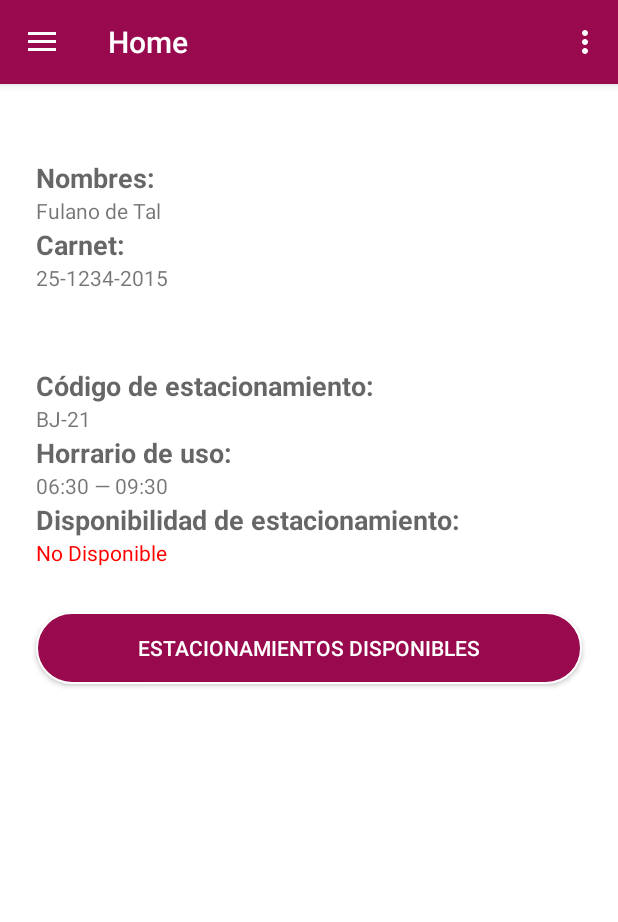
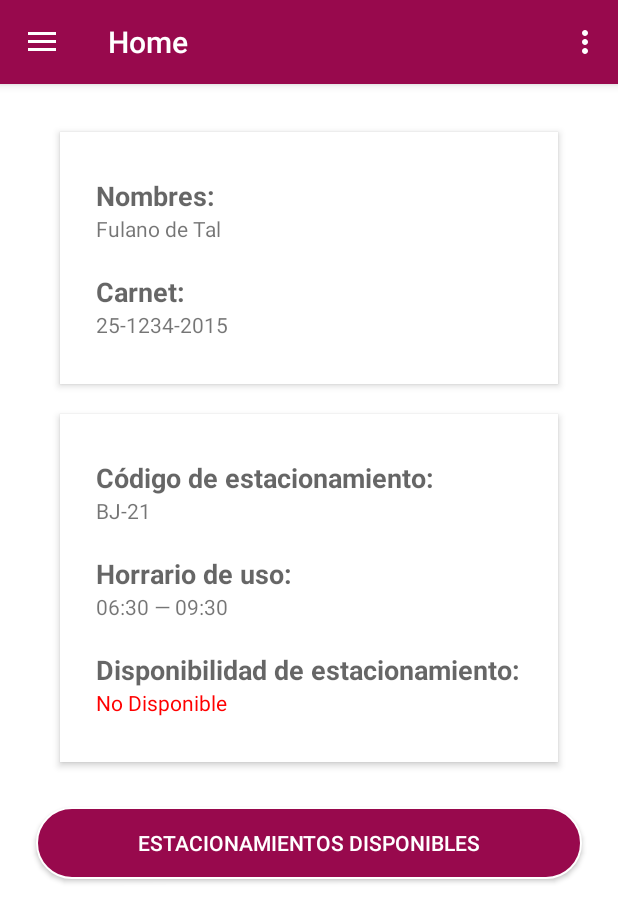
Before and after one commit to DesKevinMendez/control-estacionamiento-utec-android, an Android app: the HomeFragment screen opened directly, with no data from a screen before it, on a phone screen of 412 x 824 dp. Shown: the top 922 px of the screen. Run offline under Robolectric (Android 15) with nearby library versions, the phone set to English and light mode, and no system bars; our stand-ins replace navigation-ui.

Commit message:
Se mejoro el aspecto de las descripciones

```diff
--- a/app/src/main/res/layout/fragment_home.xml
+++ b/app/src/main/res/layout/fragment_home.xml
@@ -5,37 +5,48 @@
     android:background="#FFFFFF"
     android:layout_height="match_parent">
 
+    <LinearLayout
+        android:id="@+id/llUser"
+        android:layout_width="match_parent"
+        android:layout_height="wrap_content"
+        android:layout_marginLeft="40dp"
+
+        android:layout_marginTop="32dp"
+        android:layout_marginRight="40dp"
+        android:background="#FFFFFF"
+        android:elevation="3dp"
+        android:ems="10"
+        android:orientation="vertical"
+
+        app:layout_constraintEnd_toEndOf="parent"
+        app:layout_constraintStart_toStartOf="parent"
+        app:layout_constraintTop_toTopOf="parent">
+
         <TextView
             android:id="@+id/tvNameTitle"
-        android:layout_width="0dp"
+            android:layout_width="wrap_content"
             android:layout_height="wrap_content"
             android:layout_marginStart="24dp"
-        android:layout_marginTop="50dp"
+            android:layout_marginTop="30dp"
             android:layout_marginEnd="24dp"
 
             android:text="@string/name_title"
             android:textAppearance="@style/TextAppearance.AppCompat.Medium"
-        android:textStyle="bold"
-        app:layout_constraintEnd_toEndOf="parent"
-        app:layout_constraintStart_toStartOf="parent"
-        app:layout_constraintTop_toTopOf="parent" />
+            android:textStyle="bold" />
 
         <TextView
             android:id="@+id/tvName"
-        android:layout_width="0dp"
+            android:layout_width="wrap_content"
             android:layout_height="wrap_content"
             android:layout_marginStart="24dp"
             android:layout_marginEnd="24dp"
 
             android:text="@string/name_user"
-        android:textAppearance="@style/TextAppearance.AppCompat.Small"
-        app:layout_constraintEnd_toEndOf="parent"
-        app:layout_constraintStart_toStartOf="parent"
-        app:layout_constraintTop_toBottomOf="@+id/tvNameTitle" />
+            android:textAppearance="@style/TextAppearance.AppCompat.Small" />
 
         <TextView
             android:id="@+id/tvCarnetTitle"
-        android:layout_width="0dp"
+            android:layout_width="wrap_content"
             android:layout_height="wrap_content"
             android:layout_marginStart="24dp"
             android:layout_marginTop="20dp"
@@ -43,55 +54,62 @@
 
             android:text="@string/carne_title"
             android:textAppearance="@style/TextAppearance.AppCompat.Medium"
-        android:textStyle="bold"
-        app:layout_constraintEnd_toEndOf="parent"
-        app:layout_constraintStart_toStartOf="parent"
-        app:layout_constraintTop_toTopOf="@id/tvName" />
+            android:textStyle="bold" />
 
         <TextView
             android:id="@+id/tvCarnet"
-        android:layout_width="0dp"
+            android:layout_width="wrap_content"
             android:layout_height="wrap_content"
             android:layout_marginStart="24dp"
-        android:layout_marginEnd="24dp"
+            android:layout_marginBottom="30dp"
 
             android:text="@string/carne"
-        android:textAppearance="@style/TextAppearance.AppCompat.Small"
+            android:textAppearance="@style/TextAppearance.AppCompat.Small" />
+
+    </LinearLayout>
+
+    <LinearLayout
+        android:id="@+id/llDescription"
+        android:layout_width="match_parent"
+        android:layout_height="wrap_content"
+        android:layout_marginLeft="40dp"
+
+        android:layout_marginTop="20dp"
+        android:layout_marginRight="40dp"
+        android:background="#FFFFFF"
+        android:elevation="3dp"
+        android:ems="10"
+        android:orientation="vertical"
+
         app:layout_constraintEnd_toEndOf="parent"
         app:layout_constraintStart_toStartOf="parent"
-        app:layout_constraintTop_toBottomOf="@+id/tvCarnetTitle" />
+        app:layout_constraintTop_toBottomOf="@+id/llUser">
 
         <TextView
             android:id="@+id/tvCodeStation"
-        android:layout_width="0dp"
+            android:layout_width="wrap_content"
             android:layout_height="wrap_content"
-        android:layout_marginTop="50dp"
             android:layout_marginStart="24dp"
+            android:layout_marginTop="30dp"
             android:layout_marginEnd="24dp"
 
             android:text="@string/station_code"
             android:textAppearance="@style/TextAppearance.AppCompat.Medium"
-        android:textStyle="bold"
-        app:layout_constraintEnd_toEndOf="parent"
-        app:layout_constraintStart_toStartOf="parent"
-        app:layout_constraintTop_toBottomOf="@+id/tvCarnet" />
+            android:textStyle="bold" />
 
         <TextView
             android:id="@+id/tvCode"
-        android:layout_width="0dp"
+            android:layout_width="wrap_content"
             android:layout_height="wrap_content"
             android:layout_marginStart="24dp"
             android:layout_marginEnd="24dp"
 
             android:text="@string/code"
-        android:textAppearance="@style/TextAppearance.AppCompat.Small"
-        app:layout_constraintEnd_toEndOf="parent"
-        app:layout_constraintStart_toStartOf="parent"
-        app:layout_constraintTop_toBottomOf="@+id/tvCodeStation" />
+            android:textAppearance="@style/TextAppearance.AppCompat.Small" />
 
         <TextView
             android:id="@+id/tvScheduleUse"
-        android:layout_width="0dp"
+            android:layout_width="wrap_content"
             android:layout_height="wrap_content"
             android:layout_marginStart="24dp"
             android:layout_marginTop="20dp"
@@ -99,27 +117,21 @@
 
             android:text="@string/schedule_use"
             android:textAppearance="@style/TextAppearance.AppCompat.Medium"
-        android:textStyle="bold"
-        app:layout_constraintEnd_toEndOf="parent"
-        app:layout_constraintStart_toStartOf="parent"
-        app:layout_constraintTop_toTopOf="@id/tvCode" />
+            android:textStyle="bold" />
 
         <TextView
             android:id="@+id/tvSchedule"
-        android:layout_width="0dp"
+            android:layout_width="wrap_content"
             android:layout_height="wrap_content"
             android:layout_marginStart="24dp"
             android:layout_marginEnd="24dp"
 
             android:text="@string/schedule"
-        android:textAppearance="@style/TextAppearance.AppCompat.Small"
-        app:layout_constraintEnd_toEndOf="parent"
-        app:layout_constraintStart_toStartOf="parent"
-        app:layout_constraintTop_toBottomOf="@+id/tvScheduleUse" />
+            android:textAppearance="@style/TextAppearance.AppCompat.Small" />
 
         <TextView
             android:id="@+id/tvAvailabilityStation"
-        android:layout_width="0dp"
+            android:layout_width="wrap_content"
             android:layout_height="wrap_content"
             android:layout_marginStart="24dp"
             android:layout_marginTop="20dp"
@@ -127,24 +139,20 @@
 
             android:text="@string/station_availability"
             android:textAppearance="@style/TextAppearance.AppCompat.Medium"
-        android:textStyle="bold"
-        app:layout_constraintEnd_toEndOf="parent"
-        app:layout_constraintStart_toStartOf="parent"
-        app:layout_constraintTop_toTopOf="@id/tvSchedule" />
+            android:textStyle="bold" />
 
         <TextView
             android:id="@+id/tvState"
-        android:layout_width="0dp"
+            android:layout_width="wrap_content"
             android:layout_height="wrap_content"
             android:layout_marginStart="24dp"
-        android:layout_marginEnd="24dp"
+            android:layout_marginBottom="30dp"
 
             android:text="@string/state"
             android:textAppearance="@style/TextAppearance.AppCompat.Small"
-        android:textColor="#F00"
-        app:layout_constraintEnd_toEndOf="parent"
-        app:layout_constraintStart_toStartOf="parent"
-        app:layout_constraintTop_toBottomOf="@+id/tvAvailabilityStation" />
+            android:textColor="#F00" />
+
+    </LinearLayout>
 
     <Button
         android:id="@+id/btnStation"
@@ -159,5 +167,5 @@
         android:text="@string/btn_station"
         app:layout_constraintEnd_toEndOf="parent"
         app:layout_constraintStart_toStartOf="parent"
-        app:layout_constraintTop_toBottomOf="@+id/tvState" />
+        app:layout_constraintTop_toBottomOf="@+id/llDescription" />
 </androidx.constraintlayout.widget.ConstraintLayout>
```
Also changed, not shown: app/src/main/res/layout/fragment_perfil.xml (+54 -34 lines). Lines whose indentation alone changed are shown as unchanged.
